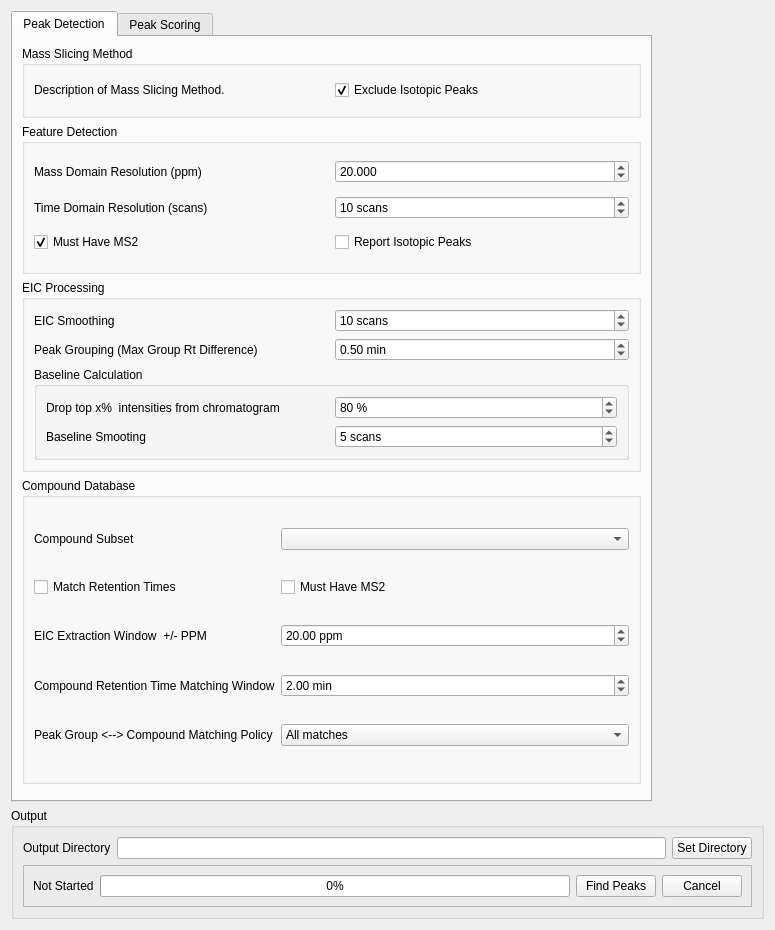
Above: src/maven/forms/peakdetectiondialog.ui from eugenemel/maven before the change. Below: the same form after it.
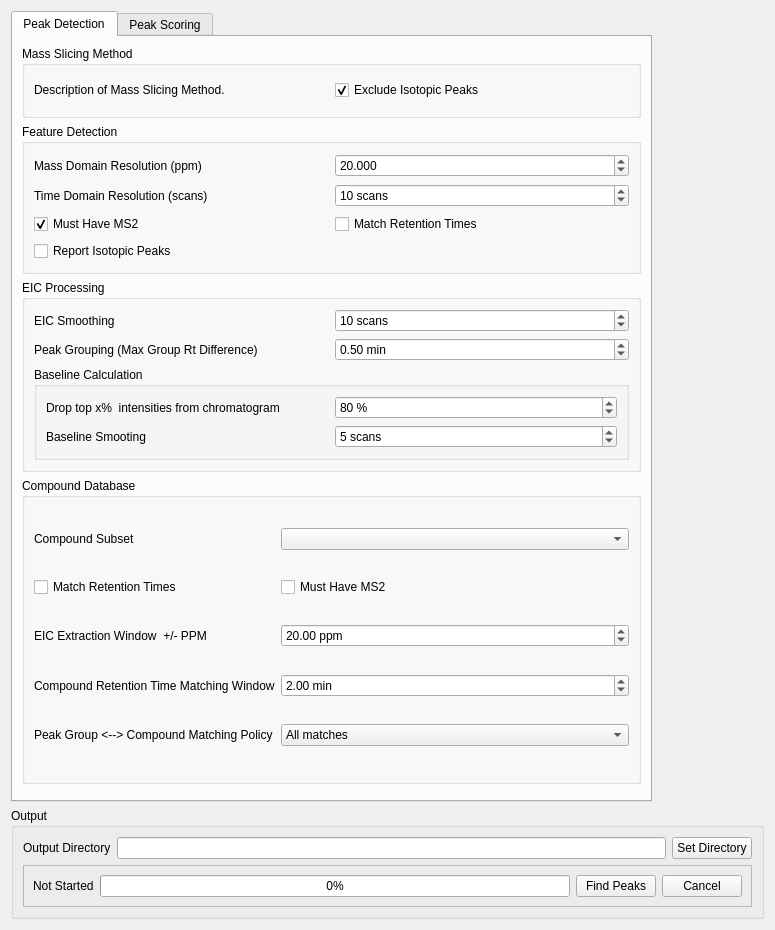
That is the form after the change.

Commit message: Issue 161: Add new flag for peaks-specific RT matching.

```diff
--- a/src/maven/forms/peakdetectiondialog.ui
+++ b/src/maven/forms/peakdetectiondialog.ui
@@ -162,16 +162,6 @@
           <bool>false</bool>
          </property>
          <layout class="QGridLayout" name="gridLayout">
-          <item row="5" column="1">
-           <widget class="QCheckBox" name="reportIsotopes">
-            <property name="text">
-             <string>Report Isotopic Peaks</string>
-            </property>
-            <property name="checked">
-             <bool>false</bool>
-            </property>
-           </widget>
-          </item>
           <item row="0" column="0">
            <widget class="QLabel" name="label_7">
             <property name="text">
@@ -207,6 +197,13 @@
             </property>
            </widget>
           </item>
+          <item row="5" column="1">
+           <widget class="QCheckBox" name="featureMatchRts">
+            <property name="text">
+             <string>Match Retention Times</string>
+            </property>
+           </widget>
+          </item>
           <item row="4" column="0">
            <widget class="QLabel" name="label">
             <property name="text">
@@ -214,6 +211,16 @@
             </property>
            </widget>
           </item>
+          <item row="7" column="0">
+           <widget class="QCheckBox" name="reportIsotopes">
+            <property name="text">
+             <string>Report Isotopic Peaks</string>
+            </property>
+            <property name="checked">
+             <bool>false</bool>
+            </property>
+           </widget>
+          </item>
           <item row="5" column="0">
            <widget class="QCheckBox" name="featureMustHaveMs2">
             <property name="text">
```
Left out of the diff: 32 changed lines with no effect on the pictures. The commit also changes 3 other files.
